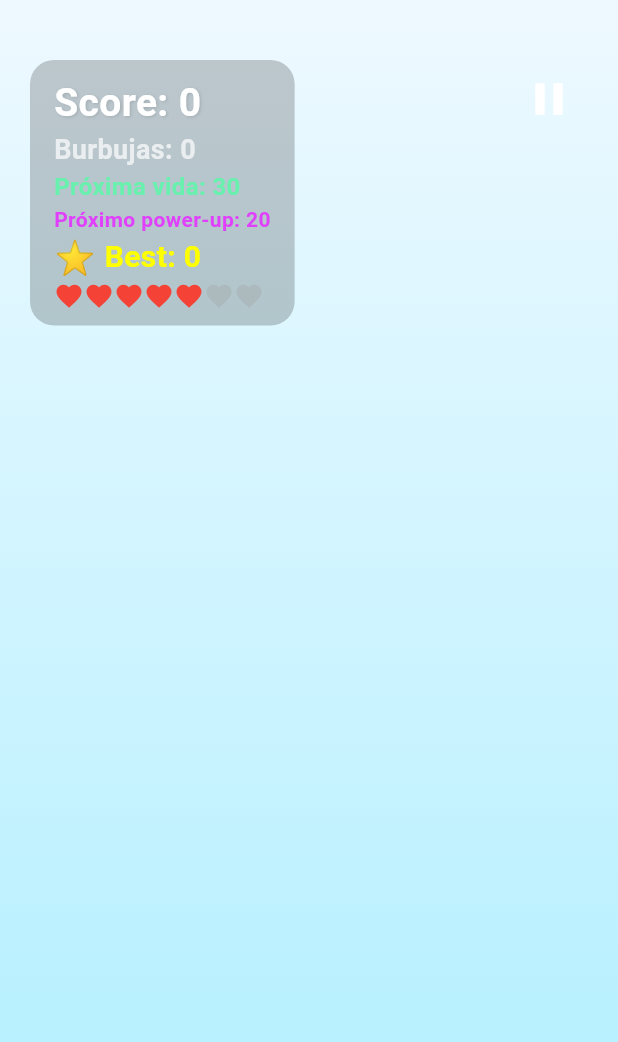
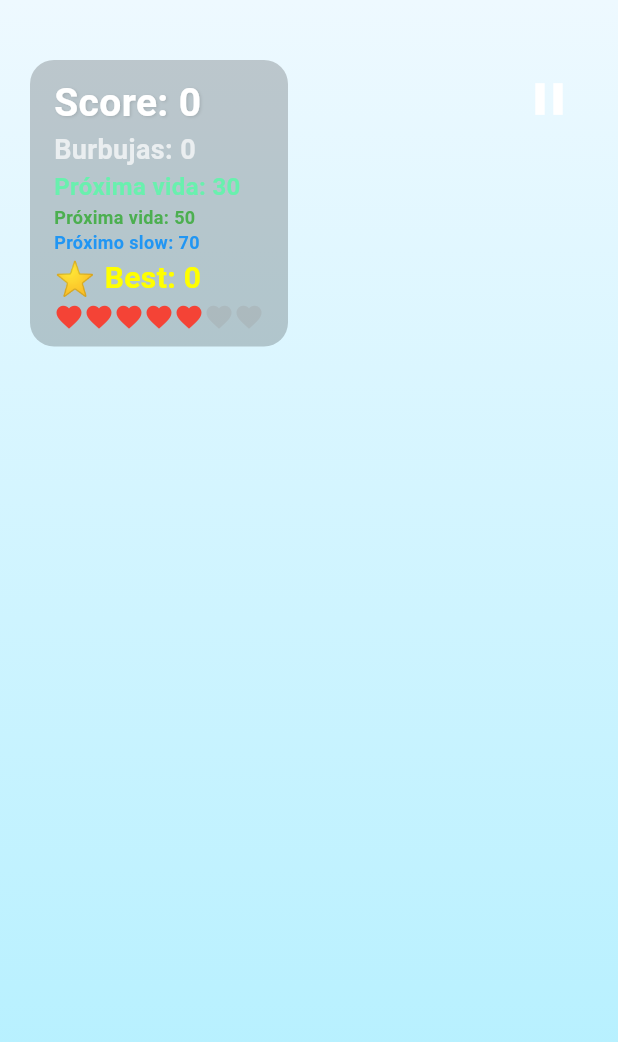
Before and after one commit to waltherEfrain2000/Bubble_Pop, a Flutter app: the screen it shows after launch, after a tap on "Jugar", on a phone screen of 412 x 824 dp. Shown: the top 1042 px of the screen. Run offline on Flutter 3.47's test engine with Material 3 defaults, Android fonts, the phone set to English and light mode, and no system bars; our stand-ins replace audioplayers, google_mobile_ads, shared_preferences; network calls fail.

Commit message:
feat: Implement enhanced life and power-up systems with improved bubble mechanics and UI indicators

```diff
--- a/lib/game/game_controller.dart
+++ b/lib/game/game_controller.dart
@@ -19,28 +19,30 @@ class GameController {
   int bubblesMissed = 0;
   int maxLives = 5; // Más vidas máximas para facilitar
   int currentLives = 5; // Más vidas iniciales
-  int baseSpeed = 6000; // Mucho más lento al principio (era 4500)
+  int baseSpeed = 8000; // Mantener velocidad actual
   int baseInterval =
-      2500; // Intervalo más largo para mejor distribución (era 1800)
+      800; // Intervalo más corto para más burbujas frecuentes
   bool isRunning = false;
   bool isPaused = false;
 
   // Sistema anti-amontonamiento mejorado
   final List<Offset> _recentPositions = [];
   final double _minDistance =
-      120.0; // Distancia mínima aumentada para evitar pegado visual
+      90.0; // Distancia mínima ligeramente reducida para más burbujas
   double _screenWidth = 400.0; // Ancho por defecto
   int _lastUsedZone = -1; // Para alternar zonas
 
-  // Sistema de vidas extra (más fácil de conseguir)
-  int nextLifeAt = 30; // Próxima vida a los 30 puntos (era 50)
-  int lifeIncrement = 60; // Cada 60 puntos (era 100)
+  // Sistema de vidas extra (más restrictivo)
+  int nextLifeAt = 30; // Próxima vida a los 30 puntos
+  int lifeIncrement = 60; // Cada 60 puntos
 
-  // Sistema de power-ups (más frecuentes)
-  int nextPowerUpAt = 20; // Próximo power-up a las 20 burbujas (era 25)
-  int powerUpIncrement = 20; // Cada 20 burbujas (era 25)
-  bool powerUpActive = false; // Si hay un power-up activo
-  int powerUpDuration = 15000; // Duración en ms (15 segundos, era 10)
+  // Sistema de power-ups separado para vida y lentitud
+  int nextLifeBubbleAt = 50; // Burbuja de vida cada 50 burbujas reventadas
+  int lifeBubbleIncrement = 50; // Cada 50 burbujas
+  int nextSlowBubbleAt = 70; // Burbuja de lentitud cada 70 burbujas reventadas
+  int slowBubbleIncrement = 70; // Cada 70 burbujas
+  bool powerUpActive = false; // Si hay un power-up de lentitud activo
+  int powerUpDuration = 5000; // Duración en ms (5 segundos)
   DateTime? powerUpStartTime; // Cuando empezó el power-up
 
   // Nuevas variables para estadísticas
@@ -61,11 +63,11 @@ class GameController {
 
   // Generar posición única sin superposición usando más zonas y tamaños reales
   Offset _generateUniquePosition(double bubbleSize) {
-    const int totalZones = 8; // Más zonas para mejor distribución
-    const int maxAttempts = 30; // Más intentos
+    const int totalZones = 14; // Más zonas para mejor distribución
+    const int maxAttempts = 60; // Más intentos para encontrar espacio
 
-    // Usar la mitad del tamaño de la burbuja como radio de seguridad
-    double safetyRadius = bubbleSize / 2;
+    // Usar un radio de seguridad equilibrado
+    double safetyRadius = bubbleSize * 0.8;
     double minDistanceForSize = _minDistance + safetyRadius;
 
     // Intentar usar zona diferente a la anterior
@@ -100,7 +102,8 @@ class GameController {
         if (isPositionFree) {
           for (final bubble in bubbles) {
             final double distance = (newPosition - bubble.position).distance;
-            double requiredDistance = minDistanceForSize + (bubble.size / 2);
+            // Usar distancia equilibrada para permitir más burbujas
+            double requiredDistance = (bubbleSize + bubble.size) / 2 + 15; // 15 píxeles de separación
             if (distance < requiredDistance) {
               isPositionFree = false;
               break;
@@ -113,8 +116,8 @@ class GameController {
           _recentPositions.add(newPosition);
           _lastUsedZone = currentZone;
 
-          // Mantener solo las últimas 15 posiciones
-          if (_recentPositions.length > 15) {
+          // Mantener solo las últimas 25 posiciones para más espacio
+          if (_recentPositions.length > 25) {
             _recentPositions.removeAt(0);
           }
 
@@ -128,6 +131,21 @@ class GameController {
     double zoneWidth = _screenWidth / totalZones;
     double x = fallbackZone * zoneWidth + (zoneWidth - bubbleSize) / 2;
     x = x.clamp(bubbleSize / 2, _screenWidth - bubbleSize / 2);
+
+    final fallbackPosition = Offset(x, 0);
+
+    // Verificar que el fallback no esté muy cerca de burbujas existentes
+    for (final bubble in bubbles) {
+      final double distance = (fallbackPosition - bubble.position).distance;
+      double requiredDistance = (bubbleSize + bubble.size) / 2 + 15;
+      if (distance < requiredDistance) {
+        // Si está muy cerca, mover horizontalmente
+        x += requiredDistance;
+        if (x > _screenWidth - bubbleSize / 2) {
+          x = bubbleSize / 2;
+        }
+      }
+    }
 
     _lastUsedZone = fallbackZone;
     return Offset(x, 0);
@@ -174,7 +192,6 @@ class GameController {
   void activatePowerUp() async {
     powerUpActive = true;
     powerUpStartTime = DateTime.now();
-    nextPowerUpAt += powerUpIncrement;
 
     // Sonido especial para power-up
     await bonusPlayer.play(AssetSource('sounds/bubble_spawn.mp3'));
@@ -228,7 +245,8 @@ class GameController {
     bubblesMissed = 0;
     currentLives = maxLives; // Resetear vidas
     nextLifeAt = 30; // Resetear contador de próxima vida
-    nextPowerUpAt = 20; // Resetear contador de próximo power-up (era 25)
+    nextLifeBubbleAt = 50; // Resetear contador de burbuja de vida
+    nextSlowBubbleAt = 70; // Resetear contador de burbuja de lentitud
     powerUpActive = false; // Resetear power-up
     powerUpStartTime = null;
     bubbles.clear();
@@ -261,22 +279,22 @@ class GameController {
       int difficultyMultiplier =
           powerUpActive ? 2 : 1; // Más lento cuando hay power-up
 
-      // Intervalo ajustado para mejor distribución temporal
+      // Intervalo ajustado para más burbujas frecuentes
       int interval;
       if (bubblesPopped < 50) {
-        // Fase inicial: intervalos más largos para evitar amontonamiento
-        interval = (baseInterval - min(bubblesPopped * 10, 600))
-            .clamp(1800, baseInterval)
+        // Fase inicial: intervalos cortos para llenar pantalla
+        interval = (baseInterval - min(bubblesPopped * 3, 200))
+            .clamp(600, baseInterval)
             .toInt();
       } else if (bubblesPopped < 100) {
-        // Fase intermedia: intervalos medianos
-        interval = (baseInterval - min(bubblesPopped * 15, 1000))
-            .clamp(1200, baseInterval)
+        // Fase intermedia: intervalos más cortos
+        interval = (baseInterval - min(bubblesPopped * 5, 300))
+            .clamp(500, baseInterval)
             .toInt();
       } else {
-        // Fase avanzada: intervalos más cortos pero controlados
-        interval = (baseInterval - min(bubblesPopped * 20, 1600))
-            .clamp(800, baseInterval)
+        // Fase avanzada: intervalos muy cortos para acción intensa
+        interval = (baseInterval - min(bubblesPopped * 7, 500))
+            .clamp(300, baseInterval)
             .toInt();
       }
 
@@ -287,42 +305,59 @@ class GameController {
       // Verificar nuevamente si no está pausado antes de crear burbujas
       if (!isRunning || isPaused) continue;
 
-      // Configuración mejorada: burbujas controladas y bien espaciadas
+      // Configuración para más burbujas - uso de ambas manos
       int maxBubblesOnScreen =
-          powerUpActive ? 5 : 8; // Reducir cantidad en pantalla
+          powerUpActive ? 10 : 18; // Más burbujas para usar ambas manos
 
-      // Reducir burbujas por ciclo para mejor distribución temporal
+      // Más burbujas por ciclo para llenar la pantalla
       int bubblesThisCycle;
       if (bubblesPopped < 50) {
-        // Fase inicial: 1-2 burbujas por ciclo para evitar amontonamiento
+        // Fase inicial: 2-3 burbujas por ciclo
         bubblesThisCycle =
-            powerUpActive ? 1 : (1 + (bubblesPopped % 30 == 0 ? 1 : 0));
+            powerUpActive ? 2 : (2 + (bubblesPopped % 15 == 0 ? 1 : 0));
         maxBubblesOnScreen =
-            powerUpActive ? 5 : 8; // Menos burbujas en pantalla
+            powerUpActive ? 10 : 15; // Buena cantidad en pantalla
       } else if (bubblesPopped < 100) {
-        // Fase intermedia: 1-2 burbujas por ciclo
+        // Fase intermedia: 3-4 burbujas por ciclo
         bubblesThisCycle =
-            powerUpActive ? 1 : (1 + (bubblesPopped % 25 == 0 ? 1 : 0));
-        maxBubblesOnScreen = powerUpActive ? 5 : 9;
+            powerUpActive ? 2 : (3 + (bubblesPopped % 12 == 0 ? 1 : 0));
+        maxBubblesOnScreen = powerUpActive ? 12 : 18;
       } else {
-        // Fase avanzada: 1-2 burbujas por ciclo más frecuentes
+        // Fase avanzada: 3-5 burbujas por ciclo para máxima acción
         bubblesThisCycle =
-            powerUpActive ? 1 : (1 + (bubblesPopped % 20 == 0 ? 1 : 0));
-        maxBubblesOnScreen = powerUpActive ? 6 : 10;
+            powerUpActive ? 3 : (4 + (bubblesPopped % 10 == 0 ? 1 : 0));
+        maxBubblesOnScreen = powerUpActive ? 15 : 22;
       }
 
       // Solo crear burbujas si no hay demasiadas en pantalla
       if (bubbles.length < maxBubblesOnScreen) {
+        // Verificar power-ups antes del ciclo
+        bool powerUpCreatedThisCycle = false;
+
         for (int i = 0;
             i < bubblesThisCycle && bubbles.length < maxBubblesOnScreen;
             i++) {
           if (!isRunning || isPaused) break; // Verificar en cada iteración
 
-          // Determinar si crear burbuja especial (mayor probabilidad durante power-up)
-          double specialChance =
-              powerUpActive ? 0.25 : 0.08; // 25% vs 8% (era 15% vs 5%)
-          bool shouldCreateSpecial = bubblesPopped > 5 &&
-              random.nextDouble() < specialChance; // Desde 5 burbujas (era 10)
+          // Determinar si crear burbuja especial según el tipo (solo una por ciclo)
+          bool shouldCreateLifeBubble = bubblesPopped >= nextLifeBubbleAt && !powerUpCreatedThisCycle;
+          bool shouldCreateSlowBubble = bubblesPopped >= nextSlowBubbleAt && !powerUpActive && !powerUpCreatedThisCycle;
+
+          // Priorizar burbuja de lentitud si ambas están disponibles
+          bool shouldCreateSpecial = false;
+          String specialType = 'normal';
+
+          if (shouldCreateSlowBubble) {
+            shouldCreateSpecial = true;
+            specialType = 'slow';
+            nextSlowBubbleAt = bubblesPopped + slowBubbleIncrement; // Establecer próximo objetivo
+            powerUpCreatedThisCycle = true;
+          } else if (shouldCreateLifeBubble) {
+            shouldCreateSpecial = true;
+            specialType = 'life';
+            nextLifeBubbleAt = bubblesPopped + lifeBubbleIncrement; // Establecer próximo objetivo
+            powerUpCreatedThisCycle = true;
+          }
 
           List<String> bubbleImages = [
             'assets/images/bubble1.png',
@@ -372,7 +407,7 @@ class GameController {
             key: UniqueKey(),
             image: img,
             isSpecial: shouldCreateSpecial,
-            specialType: shouldCreateSpecial ? 'life' : 'normal',
+            specialType: specialType,
           ));
 
           if (!isPaused) {
@@ -380,9 +415,9 @@ class GameController {
                 volume: 0.15); // Volumen más bajo para menos interferencia
           }
 
-          // Pequeño delay entre burbujas del mismo ciclo para evitar amontonamiento visual
+          // Delay optimizado para distribución rápida pero controlada
           if (i < bubblesThisCycle - 1) {
-            await Future.delayed(const Duration(milliseconds: 300));
+            await Future.delayed(const Duration(milliseconds: 200));
           }
         }
       }
@@ -393,22 +428,23 @@ class GameController {
   void popBubble(Bubble bubble) async {
     bubbles.removeWhere((b) => b.key == bubble.key);
 
-    // Si es una burbuja especial, dar vida extra
+    // Si es una burbuja especial de vida, dar vida extra
     if (bubble.isSpecial && bubble.specialType == 'life' && currentLives < 5) {
       currentLives += 1;
       score += 5; // Bonus de puntos por burbuja especial
       await bonusPlayer.play(AssetSource('sounds/bubble_spawn.mp3'));
       onUpdate(); // Actualizar UI inmediatamente
-    } else {
+    }
+    // Si es una burbuja especial de lentitud, activar power-up
+    else if (bubble.isSpecial && bubble.specialType == 'slow' && !powerUpActive) {
+      score += 5; // Bonus de puntos por burbuja especial
+      activatePowerUp(); // Activar power-up de lentitud
+    }
+    else {
       score += 1;
     }
 
     bubblesPopped += 1;
-
-    // Verificar si activar power-up por burbujas reventadas
-    if (bubblesPopped >= nextPowerUpAt && !powerUpActive) {
-      activatePowerUp();
-    }
 
     // Verificar si el jugador merece una vida extra por puntos
     if (score >= nextLifeAt && currentLives < 7) {
@@ -430,7 +466,12 @@ class GameController {
 
     bubbles.removeWhere((b) => b.key == bubble.key);
     bubblesMissed += 1;
-    currentLives -= 1; // Perder una vida en lugar de contar missed
+
+    // Solo perder vida si NO es una burbuja especial (power-up)
+    if (!bubble.isSpecial) {
+      currentLives -= 1; // Perder una vida solo por burbujas normales
+    }
+
     onUpdate();
 
     if (currentLives <= 0) {
--- a/lib/screens/game_screen_.dart
+++ b/lib/screens/game_screen_.dart
@@ -170,12 +170,23 @@ class _GameScreenState extends State<GameScreen> with WidgetsBindingObserver {
                         ),
                       )
                     else
-                      Text('Próximo power-up: ${controller.nextPowerUpAt}',
-                          style: const TextStyle(
-                            fontSize: 14,
-                            color: Colors.purpleAccent,
-                            fontWeight: FontWeight.bold,
-                          )),
+                      Column(
+                        crossAxisAlignment: CrossAxisAlignment.start,
+                        children: [
+                          Text('Próxima vida: ${controller.nextLifeBubbleAt}',
+                              style: const TextStyle(
+                                fontSize: 12,
+                                color: Colors.green,
+                                fontWeight: FontWeight.bold,
+                              )),
+                          Text('Próximo slow: ${controller.nextSlowBubbleAt}',
+                              style: const TextStyle(
+                                fontSize: 12,
+                                color: Colors.blue,
+                                fontWeight: FontWeight.bold,
+                              )),
+                        ],
+                      ),
                     Row(
                       children: [
                         const Text('⭐',
--- a/lib/widgets/bubble_widget.dart
+++ b/lib/widgets/bubble_widget.dart
@@ -211,6 +211,24 @@ class _BubbleWidgetState extends State<BubbleWidget>
                       ),
                     ),
                   ),
+                // Mostrar indicador de lentitud especial
+                if (widget.bubble.isSpecial &&
+                    widget.bubble.specialType == 'slow' &&
+                    !_popped)
+                  Positioned(
+                    child: Container(
+                      padding: const EdgeInsets.all(4),
+                      decoration: BoxDecoration(
+                        color: Colors.blue.withOpacity(0.8),
+                        borderRadius: BorderRadius.circular(12),
+                      ),
+                      child: const Icon(
+                        Icons.schedule,
+                        color: Colors.white,
+                        size: 16,
+                      ),
+                    ),
+                  ),
               ],
             ),
           ),
@@ -221,7 +239,7 @@ class _BubbleWidgetState extends State<BubbleWidget>
 
   Widget _buildBubbleImage() {
     if (widget.bubble.isSpecial && widget.bubble.specialType == 'life') {
-      // Burbuja especial con efecto dorado
+      // Burbuja especial de vida con efecto dorado
       return Container(
         width: widget.bubble.size,
         height: widget.bubble.size,
@@ -231,6 +249,21 @@ class _BubbleWidgetState extends State<BubbleWidget>
         child: Image.asset(
           widget.bubble.image,
           width: widget.bubble.size,
+          colorBlendMode: BlendMode.overlay,
+        ),
+      );
+    } else if (widget.bubble.isSpecial && widget.bubble.specialType == 'slow') {
+      // Burbuja especial de lentitud con efecto azul
+      return Container(
+        width: widget.bubble.size,
+        height: widget.bubble.size,
+        decoration: BoxDecoration(
+          borderRadius: BorderRadius.circular(widget.bubble.size / 2),
+        ),
+        child: Image.asset(
+          widget.bubble.image,
+          width: widget.bubble.size,
+          color: Colors.blue.withOpacity(0.3),
           colorBlendMode: BlendMode.overlay,
         ),
       );
@@ -261,7 +294,9 @@ class _BubbleWidgetState extends State<BubbleWidget>
               decoration: BoxDecoration(
                 shape: BoxShape.circle,
                 color: widget.bubble.isSpecial
-                    ? Colors.amber.withOpacity(0.8)
+                    ? (widget.bubble.specialType == 'life'
+                        ? Colors.amber.withOpacity(0.8)
+                        : Colors.blue.withOpacity(0.8))
                     : [
                         Colors.blue,
                         Colors.cyan,
```
Also changed, not shown: pubspec.lock, 4 other files.
